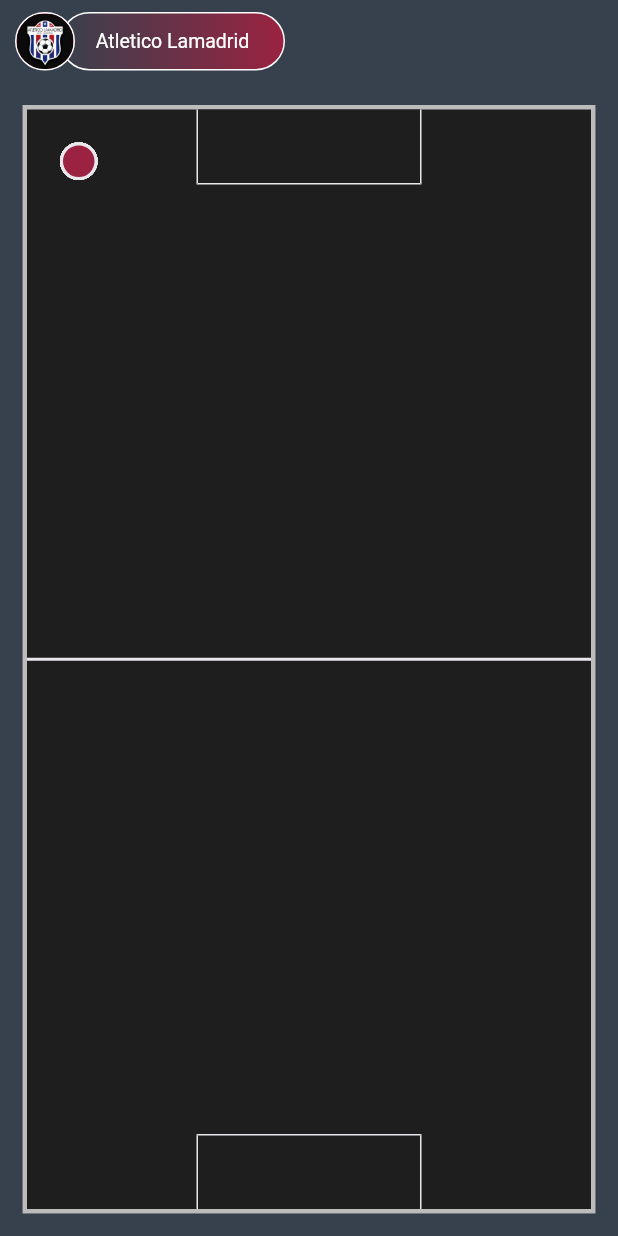
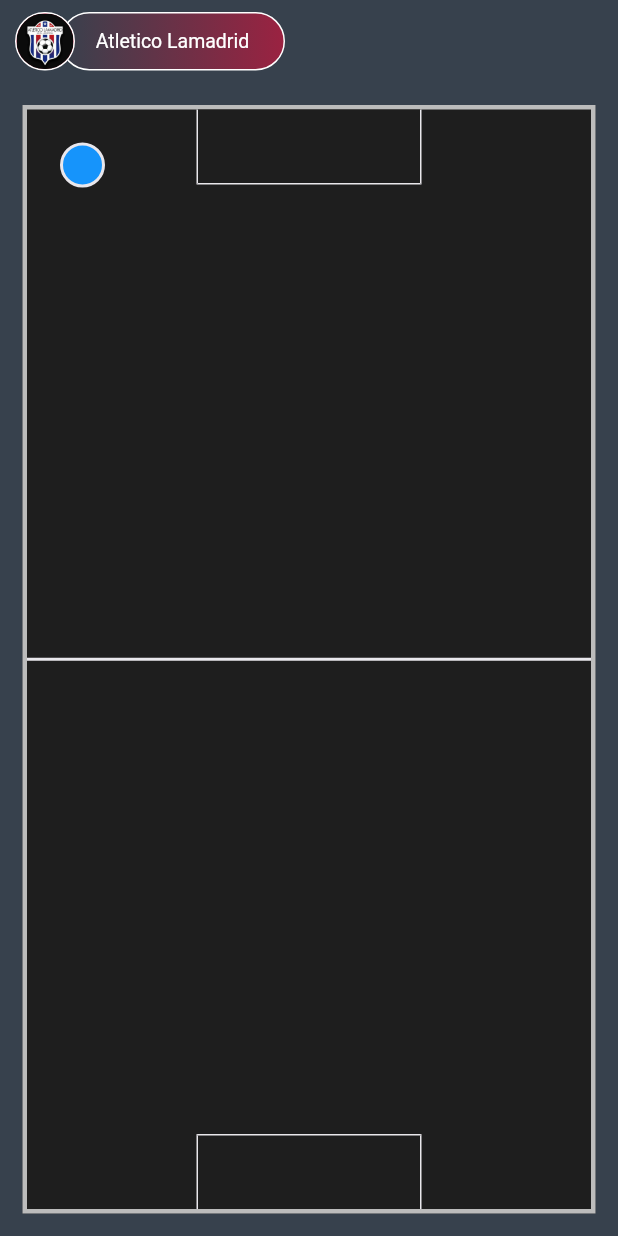
Before and after one commit to Gut333/picaditos_app, a Flutter app: the screen it shows after launch, on a phone screen of 412 x 824 dp. Run offline on Flutter 3.47's test engine with Material 2 defaults, Android fonts, the phone set to English and light mode, and no system bars; our stand-ins replace percent_indicator.

Commit message:
Cambios minimos

```diff
--- a/lib/src/ui/components/player_button_component.dart
+++ b/lib/src/ui/components/player_button_component.dart
@@ -1,13 +1,18 @@
 // ignore_for_file: must_be_immutable
 
 import 'package:flutter/material.dart';
+import 'package:picaditos_app/src/models/player_model.dart';
 
 class PlayerButtonWidget extends StatefulWidget {
   Color? buttonColor;
+  PlayerModel? player;
+  double? buttonSize;
 
   PlayerButtonWidget({
     Key? key,
     this.buttonColor,
+    this.player,
+    this.buttonSize,
   }) : super(key: key);
 
   @override
@@ -20,16 +25,16 @@ class _PlayerButtonWidgetState extends State<PlayerButtonWidget> {
   @override
   Widget build(BuildContext context) {
     return Container(
-      child: _playerMovement(),
+      child: _buttonMovement(),
     );
   }
 
-  _playerMovement() {
+  _buttonMovement() {
     return Positioned(
       left: offset.dx,
       top: offset.dy,
       child: GestureDetector(
-        child: _playerCircle(),
+        child: _buttonBody(),
         onPanUpdate: (details) {
           setState(() {
             offset = Offset(
@@ -40,12 +45,12 @@ class _PlayerButtonWidgetState extends State<PlayerButtonWidget> {
     );
   }
 
-  _playerCircle() {
+  _buttonBody() {
     return Padding(
       padding: const EdgeInsets.all(40.0),
       child: Container(
-        height: 25,
-        width: 25,
+        height: widget.buttonSize,
+        width: widget.buttonSize,
         decoration: BoxDecoration(
           color: widget.buttonColor,
           borderRadius: const BorderRadius.all(Radius.circular(50)),
--- a/lib/src/ui/pages/home_page.dart
+++ b/lib/src/ui/pages/home_page.dart
@@ -16,33 +16,14 @@ class _HomePageState extends State<HomePage> {
   Widget build(BuildContext context) {
     return SafeArea(
       child: Scaffold(
-        backgroundColor: const Color.fromARGB(255, 55, 65, 77),
+        backgroundColor: Color.fromARGB(255, 55, 65, 77),
         appBar: _appBarBody(),
         body: Stack(
           children: [
             const SoccerField(),
             PlayerButtonWidget(
+                buttonSize: 30,
                 buttonColor: const Color.fromARGB(255, 22, 148, 251)),
-            PlayerButtonWidget(
-                buttonColor: const Color.fromARGB(255, 22, 148, 251)),
-            PlayerButtonWidget(
-                buttonColor: const Color.fromARGB(255, 155, 34, 65)),
-            PlayerButtonWidget(
-                buttonColor: const Color.fromARGB(255, 155, 34, 65)),
-            PlayerButtonWidget(
-                buttonColor: const Color.fromARGB(255, 155, 34, 65)),
-            PlayerButtonWidget(
-                buttonColor: const Color.fromARGB(255, 155, 34, 65)),
-            PlayerButtonWidget(
-                buttonColor: const Color.fromARGB(255, 22, 148, 251)),
-            PlayerButtonWidget(
-                buttonColor: const Color.fromARGB(255, 22, 148, 251)),
-            PlayerButtonWidget(
-                buttonColor: const Color.fromARGB(255, 22, 148, 251)),
-            PlayerButtonWidget(
-                buttonColor: const Color.fromARGB(255, 22, 148, 251)),
-            PlayerButtonWidget(
-                buttonColor: const Color.fromARGB(255, 155, 34, 65)),
           ],
         ),
       ),
@@ -134,6 +115,8 @@ class _HomePageState extends State<HomePage> {
   }
 }
 
+
+
 ////////////CUSTOM COLORS/////////////////
 // CustomLime                           //
 // Color.fromARGB(255, 193, 245, 79)    //
```
